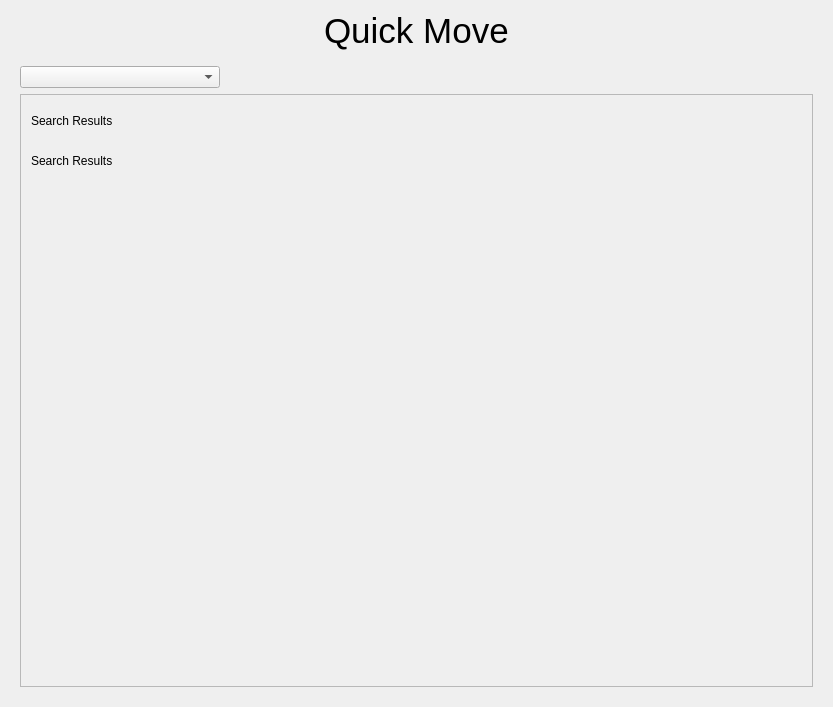
Before: the Qt Designer form ui/search.ui in Achu-Worifung/quickMove, drawn with Qt 5.
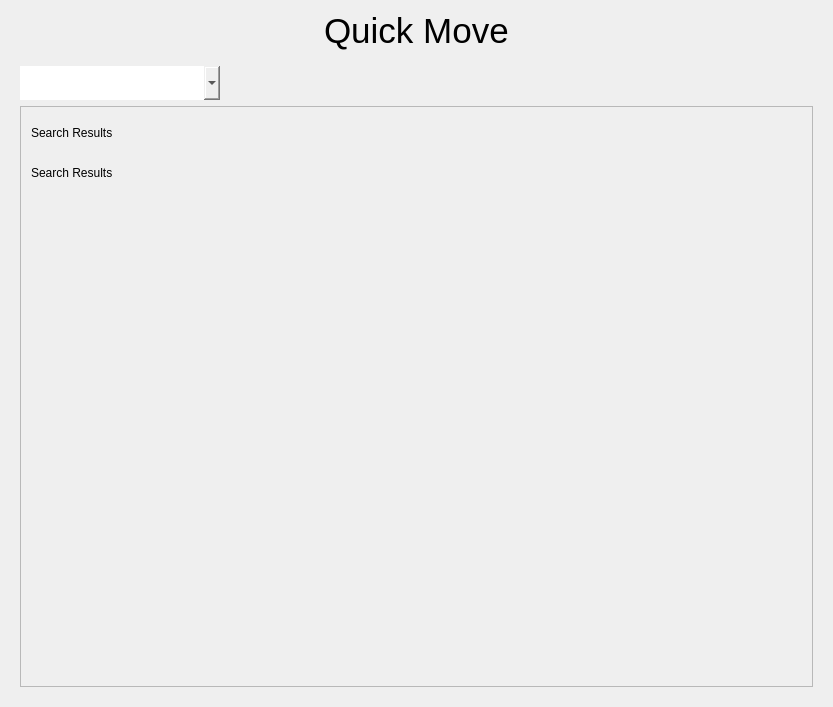
After: the same form once the commit is applied.

Commit message: implemented search

```diff
--- a/ui/search.ui
+++ b/ui/search.ui
@@ -30,7 +30,7 @@
              <x>0</x>
              <y>0</y>
              <width>793</width>
-             <height>585</height>
+             <height>569</height>
             </rect>
            </property>
            <widget class="QLabel" name="label_2">
@@ -73,6 +73,14 @@
             <height>16777215</height>
            </size>
           </property>
+          <property name="styleSheet">
+           <string notr="true">    border-width: 2px 0 2px 0;
+    border-radius: 15px 0 15px 0;
+    border-color: black;
+    padding: 4px;
+font:20px
+</string>
+          </property>
          </widget>
         </item>
        </layout>
```
The commit also changes 9 other files.
